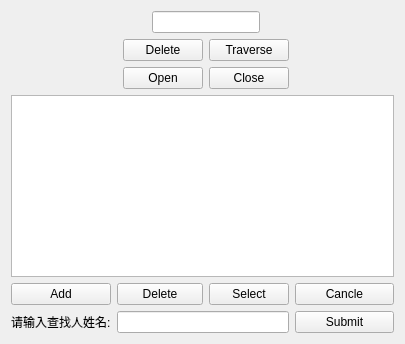
First picture: the form in QSqlite/widget.ui, repository Auxiliary-xzb/Qt, before the edit.
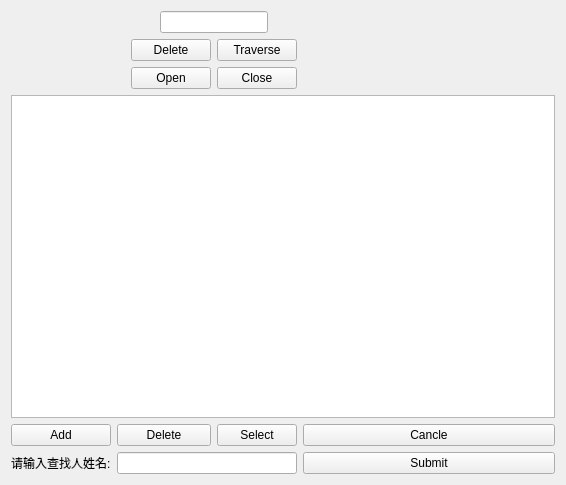
Second picture: the form after the edit.

Patch:
```diff
--- a/QSqlite/widget.ui
+++ b/QSqlite/widget.ui
@@ -6,8 +6,8 @@
    <rect>
     <x>0</x>
     <y>0</y>
-    <width>405</width>
-    <height>344</height>
+    <width>566</width>
+    <height>485</height>
    </rect>
   </property>
   <property name="windowTitle">
@@ -88,6 +88,9 @@
      <property name="orientation">
       <enum>Qt::Horizontal</enum>
      </property>
+     <property name="sizeType">
+      <enum>QSizePolicy::Expanding</enum>
+     </property>
      <property name="sizeHint" stdset="0">
       <size>
        <width>92</width>
```
